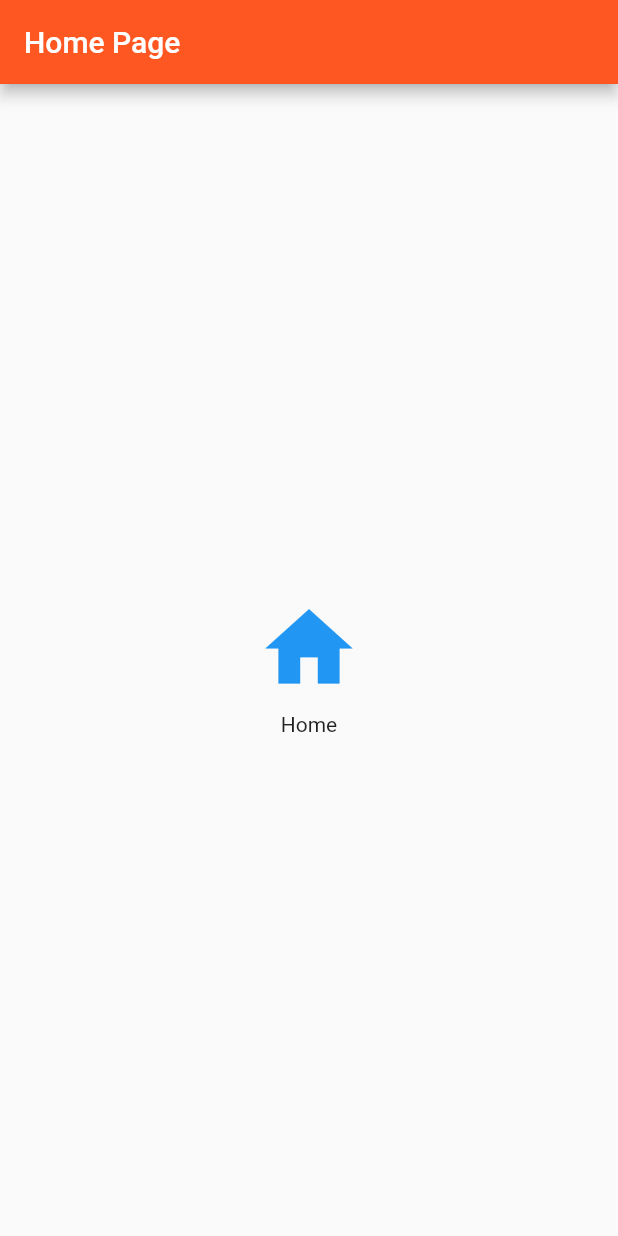
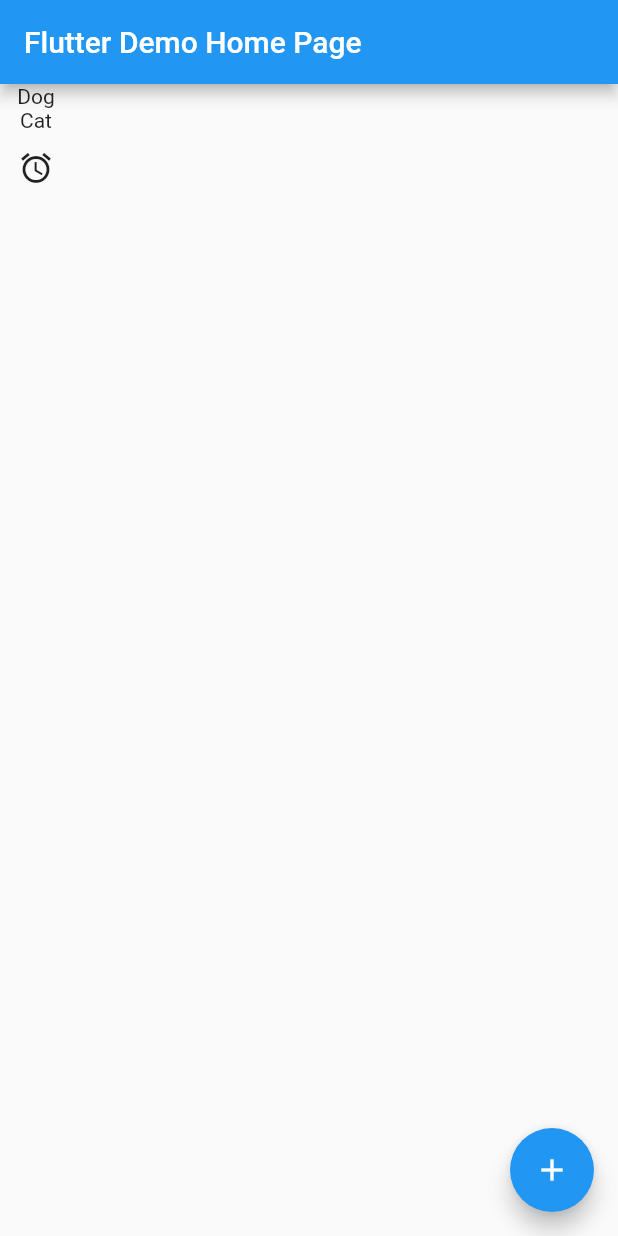
Before and after one commit to garenk02/flutter_gitbook, a Flutter app: the screen it shows after launch, on a phone screen of 412 x 824 dp. Run offline on Flutter 3.47's test engine with Material 2 defaults, Android fonts, the phone set to English and light mode, and no system bars.

Commit message:
Routes Stateful Widgets

```diff
--- a/lib/main.dart
+++ b/lib/main.dart
@@ -1,62 +1,107 @@
 import 'package:flutter/material.dart';
 
-void main() {
-  runApp(
-    new MaterialApp(
-      home: new HomePage(),
-      routes: <String, WidgetBuilder> {
-        "/SecondPage": (BuildContext context) => new SecondPage()
-      }
-    )
-  );
-}
+void main() => runApp(new MyApp());
 
-class HomePage extends StatelessWidget {
+class MyApp extends StatelessWidget {
   @override
   Widget build(BuildContext context) {
-    return new Scaffold(
-      appBar: new AppBar(title: new Text("Home Page"), backgroundColor: Colors.deepOrange,),
-      body: new Container(
-        child: new Center(
-          child: new Column(
-            mainAxisAlignment: MainAxisAlignment.center,
-            children: <Widget>[
-              new IconButton(
-                icon: new Icon(Icons.home, color: Colors.blue),
-                iconSize: 70.0,
-                onPressed: () {
-                  Navigator.of(context).pushNamed("/SecondPage");
-                },
-              ),
-              new Text("Home")
-            ]
-          )
-        )
-      )
+    var routes = <String, WidgetBuilder> {
+      MyItemsPage.routeName: (BuildContext context) => new MyItemsPage(title: "My Items Page"),
+    };
+    return new MaterialApp(
+      title: 'Flutter Demo',
+      theme: new ThemeData(
+        primarySwatch: Colors.blue
+      ),
+      home: new MyHomePage(title: "Flutter Demo Home Page"),
+      routes: routes,
     );
   }
 }
 
-class SecondPage extends StatelessWidget {
+class MyHomePage extends StatefulWidget {
+  MyHomePage({Key key, this.title}) : super(key: key);
+
+  final String title;
+
+  @override
+  _MyHomePageState createState() => new _MyHomePageState();
+}
+
+class _MyHomePageState extends State<MyHomePage> {
+  // int _counter = 0;
+
+  void _incrementCounter() {
+    Navigator.pushNamed(context, MyItemsPage.routeName);
+  }
+
   @override
   Widget build(BuildContext context) {
+    var button = new IconButton(icon: new Icon(Icons.access_alarm), onPressed: _onButtonPressed);
     return new Scaffold(
-      appBar: new AppBar(title: new Text("Second Page"), backgroundColor: Colors.deepOrange),
-      body: new Container(
-        child: new Center(
-          child: new Column(
-            mainAxisAlignment: MainAxisAlignment.center,
-            children: <Widget>[
-              new IconButton(
-                icon: new Icon(Icons.favorite, color: Colors.redAccent),
-                iconSize: 70.0,
-                onPressed: null,
-              ),
-              new Text("Second Page")
-            ],
-          )
-        ),
+      appBar: new AppBar(
+        title: new Text(widget.title),
+      ),
+      body: new Column(
+        children: <Widget>[
+          new Text('Dog'),
+          new Text('Cat'),
+          button
+        ],
+      ),
+      floatingActionButton: new FloatingActionButton(
+        onPressed: _incrementCounter,
+        tooltip: 'Increment',
+        child: new Icon(Icons.add),
       ),
     );
   }
+
+  void _onButtonPressed() {
+    Navigator.pushNamed(context, MyItemsPage.routeName);
+  }
 }
+
+class MyItemsPage extends StatefulWidget {
+  MyItemsPage({Key key, this.title}) : super(key: key);
+
+  static const String routeName = "/MyItemsPage";
+
+  final String title;
+
+  @override
+  _MyItemsPageState createState() => new _MyItemsPageState();
+}
+
+class _MyItemsPageState extends State<MyItemsPage> {
+  @override
+  Widget build(BuildContext context) {
+    var button = new IconButton(icon: new Icon(Icons.arrow_back), onPressed: _onButtonPressed);
+    return new Scaffold(
+      appBar: new AppBar(
+        title: new Text(widget.title),
+      ),
+      body: new Container(
+        child: new Column(
+          children: <Widget>[
+            new Text('Item1'),
+            new Text('Item2'),
+            button
+          ],
+        ),
+      ),
+      floatingActionButton: new FloatingActionButton(
+        onPressed: _onFloatingActionButtonPressed,
+        tooltip: 'Add',
+        child: new Icon(Icons.add),
+      ),
+    );
+  }
+
+  void _onFloatingActionButtonPressed() {
+  }
+
+  void _onButtonPressed() {
+    Navigator.pop(context);
+  }
+}
```
